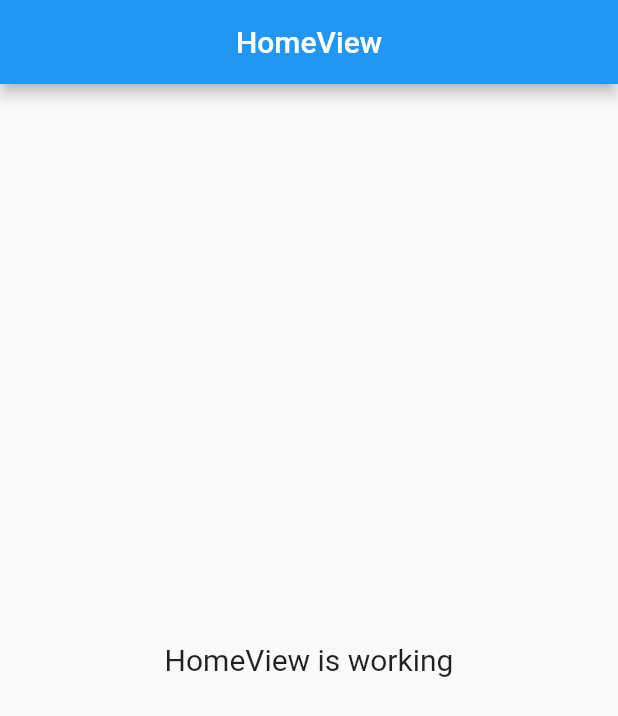
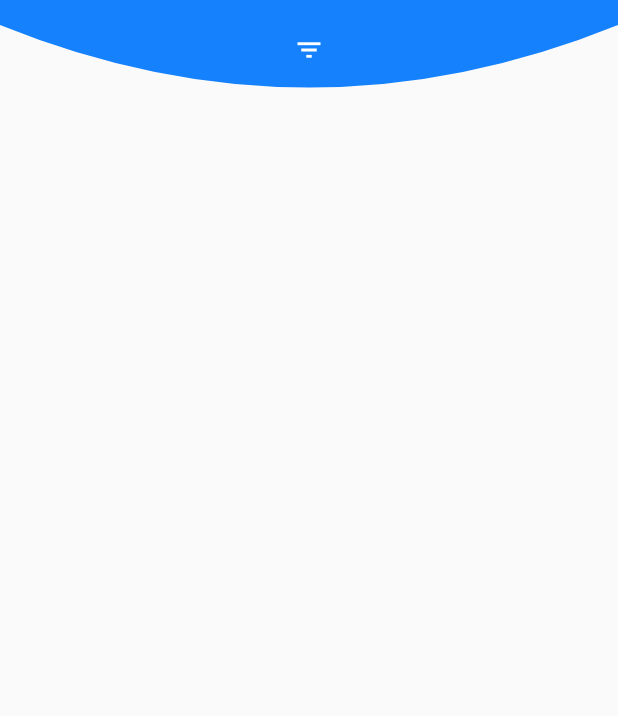
Before and after one commit to oppoop/flutter_twstock, a Flutter app: the screen it shows after launch, on a phone screen of 412 x 824 dp. Shown: the top 716 px of the screen. Run offline on Flutter 3.47's test engine with Material 2 defaults, Android fonts, the phone set to English and light mode, and no system bars; our stand-ins replace get.

Commit message:
頂部半圓菜單UI

```diff
--- a/lib/app/modules/home/controllers/home_controller.dart
+++ b/lib/app/modules/home/controllers/home_controller.dart
@@ -1,12 +1,15 @@
+import 'package:flutter/cupertino.dart';
 import 'package:get/get.dart';
 
 class HomeController extends GetxController {
   //TODO: Implement HomeController
+  final topHeight = 0.0.obs;
+  final ScrollController _scrollController = ScrollController();
 
-  final count = 0.obs;
   @override
   void onInit() {
     super.onInit();
+    _scrollController.addListener(() { });
   }
 
   @override
@@ -15,6 +18,8 @@ class HomeController extends GetxController {
   }
 
   @override
-  void onClose() {}
-  void increment() => count.value++;
+  void onClose() {
+    _scrollController.dispose();
+  }
+
 }
--- a/lib/app/modules/home/views/home_view.dart
+++ b/lib/app/modules/home/views/home_view.dart
@@ -1,23 +1,33 @@
 import 'package:flutter/material.dart';
-
+import 'package:flutter_twstock/utils/half_circle.dart';
 import 'package:get/get.dart';
-
 import '../controllers/home_controller.dart';
 
 class HomeView extends GetView<HomeController> {
   @override
   Widget build(BuildContext context) {
     return Scaffold(
-      appBar: AppBar(
-        title: Text('HomeView'),
-        centerTitle: true,
-      ),
-      body: Center(
-        child: Text(
-          'HomeView is working',
-          style: TextStyle(fontSize: 20),
+        body: Column(
+      children: [
+        Container(
+          width: Get.width,
+          height: this.controller.topHeight.value,
+          color:const Color(0xFF1681FC),
         ),
-      ),
-    );
+        Stack(
+          alignment: Alignment.bottomCenter,
+          children: [
+            buildClipPath(),
+            Center(
+              child: IconButton(onPressed:(){}, icon: Icon(
+                Icons.filter_list_sharp,
+                color: Colors.white,
+                size: 20,
+              )).paddingOnly(bottom: 3),
+            )
+          ],
+        )
+      ],
+    ));
   }
 }
--- /dev/null
+++ b/lib/utils/half_circle.dart
@@ -0,0 +1,33 @@
+import 'package:get/get.dart';
+import 'package:flutter/cupertino.dart';
+
+
+// 半圓
+ClipPath buildClipPath({double height = 100}) {
+  return ClipPath(
+    clipper: BGTopClipper(height: height / 2),
+    child: Container(
+      color: const Color(0xFF1681FC),
+      height: 60,
+      width: Get.width,
+    ),
+  );
+}
+
+class BGTopClipper extends CustomClipper<Path> {
+  double height;
+  BGTopClipper({this.height = 50});
+  @override
+  Path getClip(Size size) {
+    final path = Path();
+    path.moveTo(0, 0);
+    path.lineTo(0, this.height / 3);
+    path.quadraticBezierTo(size.width / 2, height * 2, size.width, height / 3);
+    path.lineTo(size.width, 0);
+    path.close();
+    return path;
+  }
+
+  @override
+  bool shouldReclip(covariant CustomClipper<Path> oldClipper) => false;
+}
```
Also changed, not shown: lib/screen/drawer_view.dart (added, +20 -0 lines).
